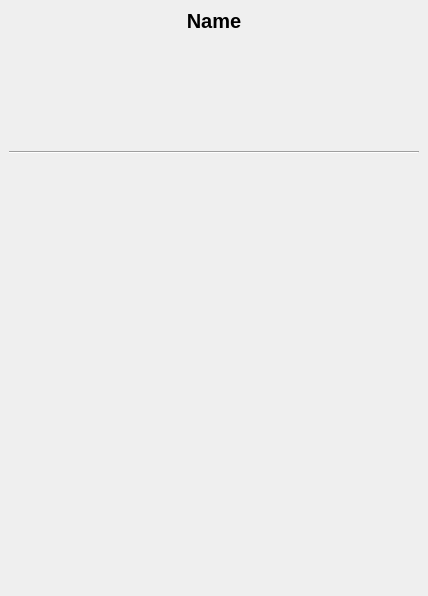
The window that src/ui/curseforge/curseforgemodinfowidget.ui (kaniol-lck/modmanager) describes before a commit, drawn with Qt 5.
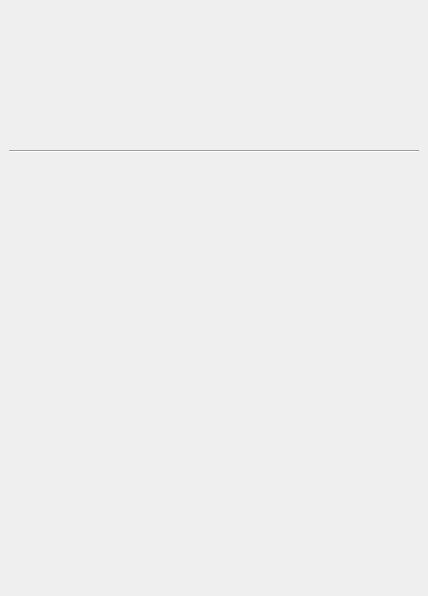
The same window after the commit. Icons and pictures are not drawn. Custom widgets are drawn as their Qt base class.

Commit message: add button to open curseforge/modrinth website (#60)

```diff
--- a/src/ui/curseforge/curseforgemodinfowidget.ui
+++ b/src/ui/curseforge/curseforgemodinfowidget.ui
@@ -42,30 +42,27 @@
       </property>
       <layout class="QVBoxLayout" name="verticalLayout">
        <item>
-        <widget class="QLabel" name="modName">
-         <property name="sizePolicy">
-          <sizepolicy hsizetype="Expanding" vsizetype="Minimum">
-           <horstretch>0</horstretch>
-           <verstretch>0</verstretch>
-          </sizepolicy>
+        <layout class="QHBoxLayout" name="horizontalLayout">
+         <item>
+          <widget class="QToolButton" name="modName">
+           <property name="enabled">
+            <bool>true</bool>
          </property>
          <property name="font">
           <font>
            <pointsize>15</pointsize>
-           <weight>75</weight>
            <bold>true</bold>
           </font>
          </property>
-         <property name="text">
-          <string notr="true">Name</string>
-         </property>
-         <property name="alignment">
-          <set>Qt::AlignCenter</set>
-         </property>
-         <property name="wordWrap">
+           <property name="popupMode">
+            <enum>QToolButton::InstantPopup</enum>
+           </property>
+           <property name="autoRaise">
           <bool>true</bool>
          </property>
         </widget>
+         </item>
+        </layout>
        </item>
        <item>
         <layout class="QGridLayout" name="gridLayout">
```
Left out of the diff: 27 changed lines with no effect on the pictures. Lines whose indentation alone changed are shown as unchanged. The commit also changes 9 other files.
